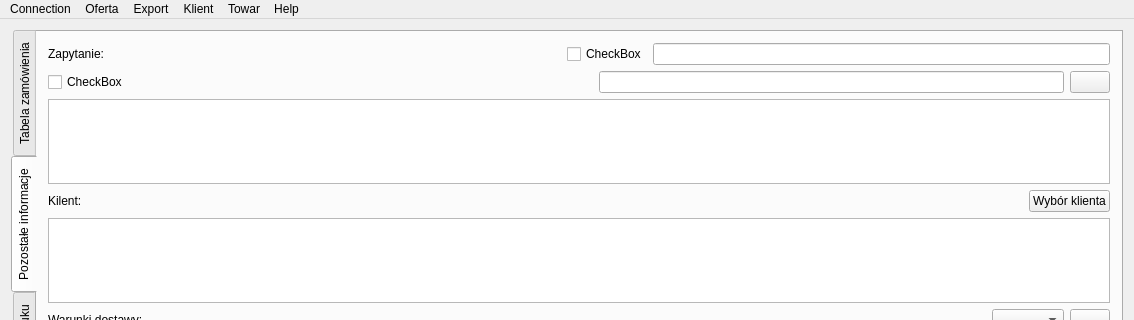
The window that MainWindow.ui (konserw/koferta) describes before a commit, drawn with Qt 5; both pictures show x 0 to 1134 and y 0 to 320 of the 1134 by 913 pixel window.
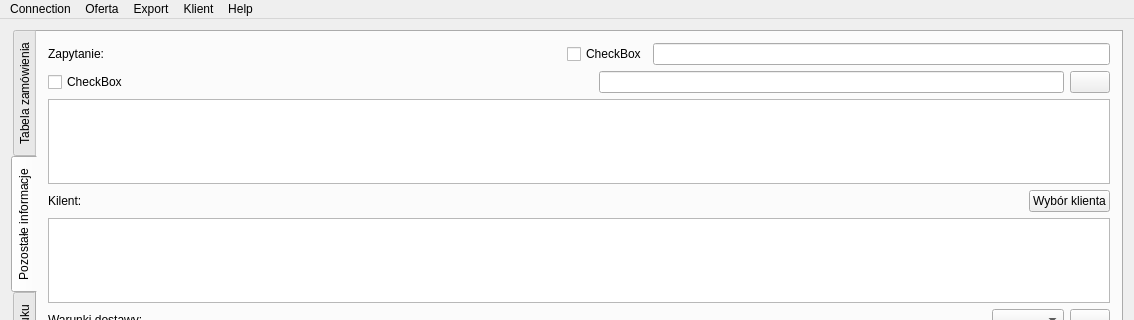
The same window after the commit. Icons and pictures are not drawn.

Commit message: Removal of *Towar* classes obsolete with Merchandise* classes

The edit to the form file:
```diff
--- a/MainWindow.ui
+++ b/MainWindow.ui
@@ -651,13 +651,6 @@
     <addaction name="klientNowy"/>
     <addaction name="klientEdycja"/>
    </widget>
-   <widget class="QMenu" name="menuTowar">
-    <property name="title">
-     <string>Towar</string>
-    </property>
-    <addaction name="towarNowy"/>
-    <addaction name="towarEdycja"/>
-   </widget>
    <widget class="QMenu" name="menuConnect">
     <property name="title">
      <string>Connection</string>
@@ -671,7 +664,6 @@
    <addaction name="menuOferta"/>
    <addaction name="menuExport"/>
    <addaction name="menuKlient"/>
-   <addaction name="menuTowar"/>
    <addaction name="menuHelp"/>
   </widget>
   <action name="actionNew">
```
The commit also changes 10 other files.
